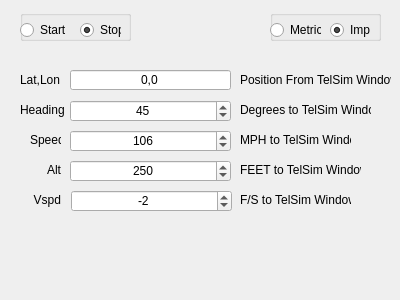
dwheel/hello-world, file telemetrysimulation/telsimmotiondialog.ui: the form before one commit.
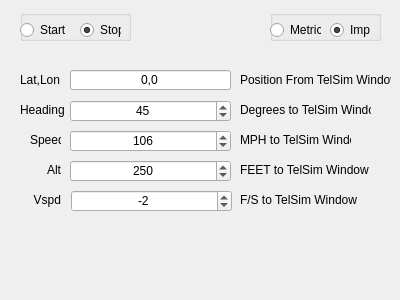
The form after the commit.

The edit to the form file:
```diff
--- a/telemetrysimulation/telsimmotiondialog.ui
+++ b/telemetrysimulation/telsimmotiondialog.ui
@@ -98,7 +98,7 @@
     <rect>
      <x>240</x>
      <y>190</y>
-     <width>111</width>
+     <width>121</width>
      <height>20</height>
     </rect>
    </property>
@@ -232,7 +232,7 @@
     <rect>
      <x>240</x>
      <y>160</y>
-     <width>121</width>
+     <width>141</width>
      <height>20</height>
     </rect>
    </property>
```
